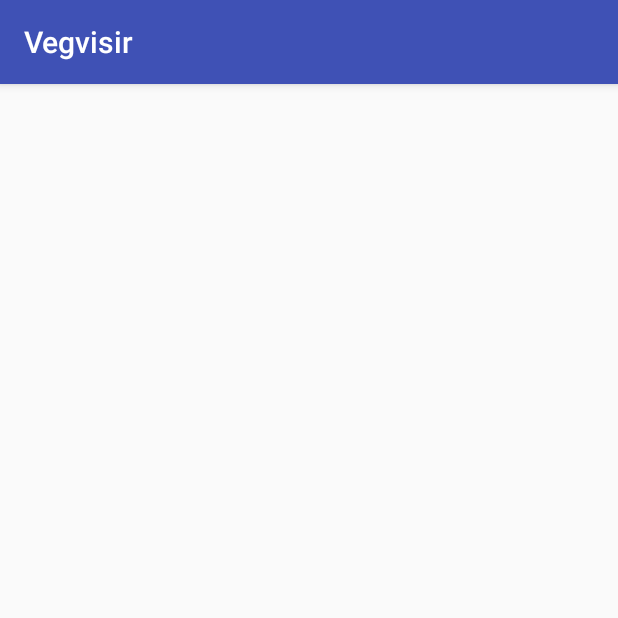
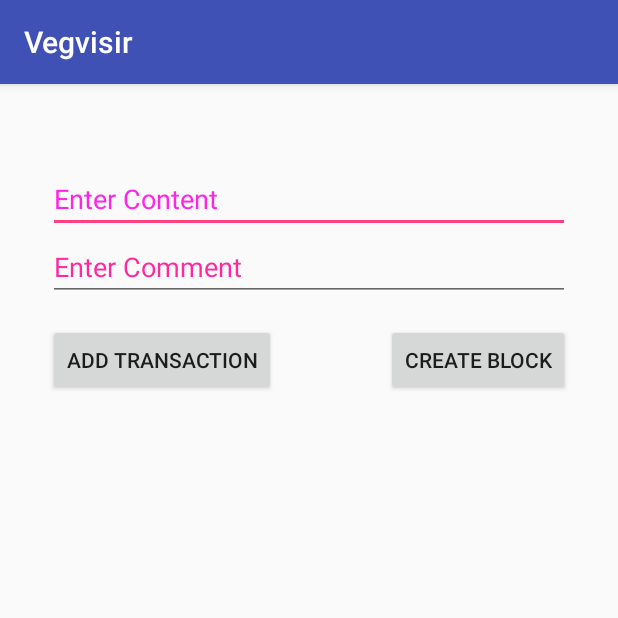
Before and after one commit to SolidGrapes/vegvisir, an Android app: the AddBlockActivity screen opened directly, with no data from a screen before it, on a phone screen of 412 x 824 dp, the top half of it. Run offline under Robolectric (Android 15) with nearby library versions, the phone set to English and light mode, and no system bars.

Commit message:
Implemented adding new blocks

```diff
--- a/app/src/main/java/edu/cornell/em577/tamperprooflogging/data/model/Transaction.kt
+++ b/app/src/main/java/edu/cornell/em577/tamperprooflogging/data/model/Transaction.kt
@@ -19,7 +19,6 @@ data class Transaction(
         private const val TYPE = "type"
         private const val CONTENT = "content"
         private const val COMMENT = "comment"
-        private const val GENESIS = "Genesis"
 
         fun fromJson(properties: Map<String, Any>): Transaction {
             return Transaction(
--- a/app/src/main/java/edu/cornell/em577/tamperprooflogging/data/source/BlockChainRepository.kt
+++ b/app/src/main/java/edu/cornell/em577/tamperprooflogging/data/source/BlockChainRepository.kt
@@ -96,7 +96,9 @@ class BlockChainRepository private constructor(env: Pair<Context, Resources>) {
                 val signedBlockToAdd =
                     SignedBlock(unsignedBlockToAdd, unsignedBlockToAdd.sign(applicationResources))
                 val rootDocument = blockstore.getDocument(ROOT)
-                rootDocument.putProperties(signedBlockToAdd.toJson())
+                val properties = HashMap(rootDocument.properties)
+                properties.putAll(signedBlockToAdd.toJson())
+                rootDocument.putProperties(properties)
                 signedBlockByCryptoHash[ROOT] = signedBlockToAdd
             }
             isUpdating.set(false)
--- a/app/src/main/java/edu/cornell/em577/tamperprooflogging/presentation/AddBlockActivity.kt
+++ b/app/src/main/java/edu/cornell/em577/tamperprooflogging/presentation/AddBlockActivity.kt
@@ -2,12 +2,53 @@ package edu.cornell.em577.tamperprooflogging.presentation
 
 import android.os.Bundle
 import android.support.v7.app.AppCompatActivity
+import android.view.View
+import android.widget.ArrayAdapter
+import android.widget.EditText
+import android.widget.ListView
+import android.widget.TextView
 import edu.cornell.em577.tamperprooflogging.R
+import edu.cornell.em577.tamperprooflogging.data.model.Transaction
+import edu.cornell.em577.tamperprooflogging.data.source.BlockChainRepository
 
 class AddBlockActivity : AppCompatActivity() {
+
+    private val transactionList = ArrayList<Pair<String, String>>()
+    private var transactionAdapter: ArrayAdapter<Pair<String, String>>? = null
 
     override fun onCreate(savedInstanceState: Bundle?) {
         super.onCreate(savedInstanceState)
         setContentView(R.layout.activity_add_block)
+        transactionAdapter = ArrayAdapter(
+            this@AddBlockActivity,
+            R.layout.transaction_list_item,
+            transactionList)
+        val listView = findViewById<ListView>(R.id.transactionList)
+        listView.adapter = transactionAdapter
+    }
+
+    fun createBlockButtonListener(view: View) {
+        val blockRepository = BlockChainRepository.getInstance(Pair(applicationContext, resources))
+        val transactionsToAdd = transactionList.map {
+            Transaction(
+                Transaction.TransactionType.RECORD_ACCESS,
+                it.first,
+                it.second
+            )
+        }
+        if (blockRepository.addBlock(transactionsToAdd)) {
+            finish()
+        } else {
+            val mergeInProgressTextView = findViewById<TextView>(R.id.mergeInProgress)
+            mergeInProgressTextView.visibility = View.VISIBLE
+        }
+    }
+
+    fun addTransactionButtonListener(view: View) {
+        val content = findViewById<EditText>(R.id.enterContent).text.toString()
+        val comment = findViewById<EditText>(R.id.enterComment).text.toString()
+
+        transactionList.add(Pair(content, comment))
+        transactionAdapter?.notifyDataSetChanged()
     }
 }
--- a/app/src/main/java/edu/cornell/em577/tamperprooflogging/presentation/BlockChainBrowserActivity.kt
+++ b/app/src/main/java/edu/cornell/em577/tamperprooflogging/presentation/BlockChainBrowserActivity.kt
@@ -1,5 +1,6 @@
 package edu.cornell.em577.tamperprooflogging.presentation
 
+import android.content.Intent
 import android.os.Bundle
 import android.support.v7.app.AppCompatActivity
 import android.view.View
@@ -18,7 +19,8 @@ class BlockChainBrowserActivity : AppCompatActivity() {
     }
 
     fun addBlockButtonListener(view: View) {
-        // TODO: Render new activity for adding blocks
+        val intent = Intent(this, AddBlockActivity::class.java)
+        startActivity(intent)
     }
 
     fun logoutButtonListener(view: View) {
--- a/app/src/main/res/layout/activity_add_block.xml
+++ b/app/src/main/res/layout/activity_add_block.xml
@@ -1,9 +1,82 @@
 <?xml version="1.0" encoding="utf-8"?>
-<android.support.constraint.ConstraintLayout
-    xmlns:android="http://schemas.android.com/apk/res/android"
-    xmlns:tools="http://schemas.android.com/tools"
-    tools:context="edu.cornell.em577.tamperprooflogging.presentation.AddBlockActivity"
-    android:layout_width="match_parent"
-    android:layout_height="match_parent">
+<RelativeLayout
+    xmlns:android = "http://schemas.android.com/apk/res/android"
+    xmlns:tools = "http://schemas.android.com/tools"
+    android:layout_width = "match_parent"
+    android:layout_height = "match_parent"
+    android:paddingStart = "32dp"
+    android:paddingLeft = "32dp"
+    android:paddingRight = "32dp"
+    android:paddingTop = "8dp"
+    android:paddingBottom = "8dp"
+    tools:context="edu.cornell.em577.tamperprooflogging.presentation.AddBlockActivity">
 
-</android.support.constraint.ConstraintLayout>
+
+    <EditText
+        android:inputType="text"
+        android:layout_width = "wrap_content"
+        android:layout_height = "wrap_content"
+        android:id = "@+id/enterContent"
+        android:hint="@string/enter_content"
+        android:focusable = "true"
+        android:textColorHighlight = "#ff7eff15"
+        android:textColorHint = "#ffff25e6"
+        android:layout_marginTop = "46dp"
+        android:layout_alignParentLeft = "true"
+        android:layout_alignParentStart = "true"
+        android:layout_alignParentRight = "true"
+        android:layout_alignParentEnd = "true" />
+
+    <EditText
+        android:inputType="text"
+        android:layout_width="wrap_content"
+        android:layout_height="wrap_content"
+        android:ems="10"
+        android:id="@+id/enterComment"
+        android:layout_below="@+id/enterContent"
+        android:layout_alignParentLeft="true"
+        android:layout_alignParentStart="true"
+        android:layout_alignRight="@+id/enterContent"
+        android:layout_alignEnd="@+id/enterContent"
+        android:textColorHint="#ffff299f"
+        android:hint="@string/enter_comment" />
+
+    <Button
+        android:id="@+id/addTransaction"
+        android:layout_width="wrap_content"
+        android:layout_height="wrap_content"
+        android:layout_alignStart="@+id/enterComment"
+        android:layout_alignLeft="@+id/enterComment"
+        android:layout_alignTop="@+id/createBlockButton"
+        android:onClick="addTransactionButtonListener"
+        android:text="@string/add_transaction" />
+
+    <Button
+        android:id="@+id/createBlockButton"
+        android:layout_width="wrap_content"
+        android:layout_height="wrap_content"
+        android:layout_alignEnd="@+id/enterComment"
+        android:layout_alignRight="@+id/enterComment"
+        android:layout_alignParentTop="true"
+        android:layout_marginTop="152dp"
+        android:onClick="createBlockButtonListener"
+        android:text="@string/create_block" />
+
+    <ListView
+        android:id="@+id/transactionList"
+        android:layout_width="match_parent"
+        android:layout_height="176dp"
+        android:layout_alignParentBottom="true"
+        android:layout_centerHorizontal="true"
+        android:layout_marginBottom="35dp" />
+
+    <TextView
+        android:id="@+id/mergeInProgress"
+        android:layout_width="wrap_content"
+        android:layout_height="wrap_content"
+        android:layout_centerInParent="true"
+        android:text="@string/merge_in_progress"
+        android:textColor="#FF0000"
+        android:textSize="25sp"
+        android:visibility="invisible" />
+</RelativeLayout>
--- a/app/src/main/res/layout/activity_login.xml
+++ b/app/src/main/res/layout/activity_login.xml
@@ -12,6 +12,7 @@
     tools:context="edu.cornell.em577.tamperprooflogging.presentation.LoginActivity">
 
     <EditText
+        android:inputType="text"
         android:layout_width = "wrap_content"
         android:layout_height = "wrap_content"
         android:id = "@+id/enterUsername"
--- /dev/null
+++ b/app/src/main/res/layout/transaction_list_item.xml
@@ -0,0 +1,6 @@
+<?xml version="1.0" encoding="utf-8"?>
+<TextView xmlns:android="http://schemas.android.com/apk/res/android"
+    android:layout_width="match_parent"
+    android:layout_height="match_parent">
+
+</TextView>
--- a/app/src/main/res/values/strings.xml
+++ b/app/src/main/res/values/strings.xml
@@ -3,6 +3,11 @@
     <string name="logout">Logout</string>
     <string name="login">Login</string>
     <string name="add_block">Add Block</string>
+    <string name="add_transaction">Add Transaction</string>
+    <string name="create_block">Create Block</string>
+    <string name="enter_content">Enter Content</string>
+    <string name="enter_comment">Enter Comment</string>
+    <string name="merge_in_progress">Merge In Progress</string>
     <string name="enter_username">Enter Username</string>
     <string name="enter_password">Enter Password</string>
     <string name="incorrect_credentials">Incorrect Credentials</string>
```
